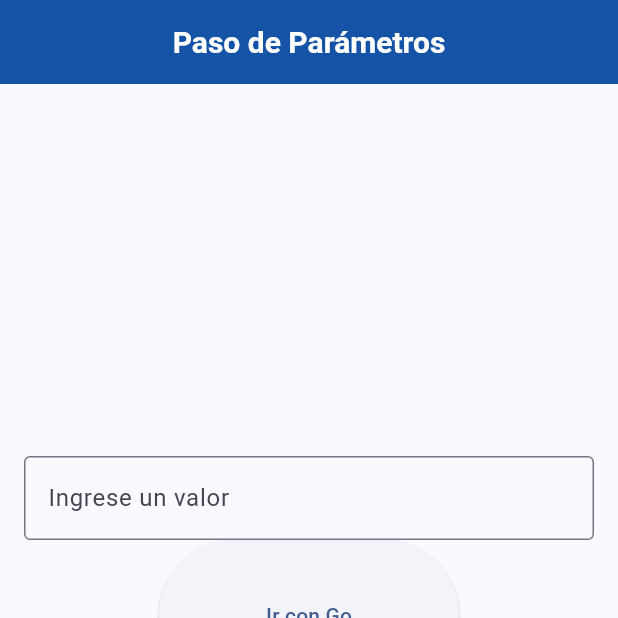
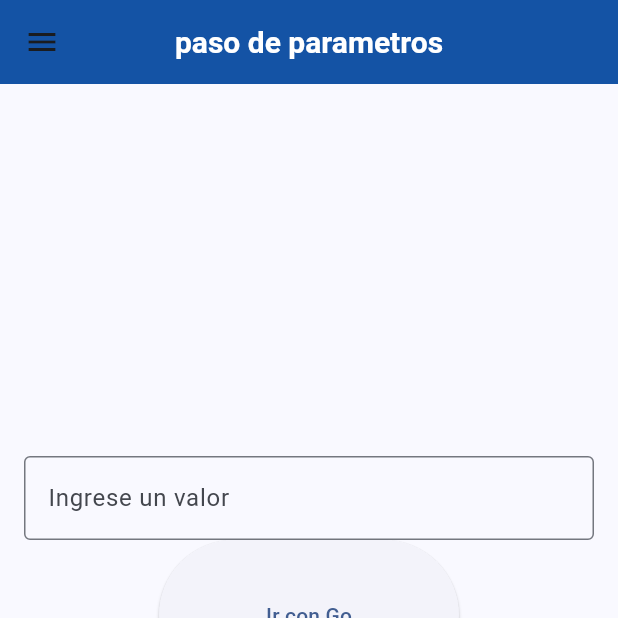
Before and after one commit to dduranuceva/hola_mundo, a Flutter app: the PasoParametrosScreen screen opened by its route, on a phone screen of 412 x 824 dp, the top half of it. Run offline on Flutter 3.47's test engine with Material 3 defaults, Android fonts, the phone set to English and light mode, and no system bars; our stand-ins replace go_router.

Commit message:
fix: Actualiza PasoParametrosScreen para incluir nuevas vistas y mejorar la estructura del código.

```diff
--- a/lib/views/paso_parametros/paso_parametros_screen.dart
+++ b/lib/views/paso_parametros/paso_parametros_screen.dart
@@ -1,5 +1,8 @@
 import 'package:flutter/material.dart';
 import 'package:go_router/go_router.dart';
+import 'package:hola_mundo/views/base_view.dart';
+import 'package:hola_mundo/views/custom_drawer.dart';
+import 'package:hola_mundo/views/paso_parametros/detalle_screen.dart';
 
 /// !PasoParametrosScreen - Pantalla de Paso de Parámetros
 /// es una vista/screen que permite ingresar un valor
@@ -20,7 +23,8 @@ class PasoParametrosScreen extends StatefulWidget {
 class PasoParametrosScreenState extends State<PasoParametrosScreen> {
   /// Controlador para capturar el texto ingresado en el TextField
   /// *se utiliza textEditingController para poder capturar el valor del campo de texto
-  final TextEditingController controller = TextEditingController();
+  final TextEditingController controller =
+      TextEditingController(); //!controlador para capturar el texto ingresado en el TextField
   @override
   void dispose() {
     controller.dispose(); // Liberamos la memoria del controlador
@@ -52,8 +56,8 @@ class PasoParametrosScreenState extends State<PasoParametrosScreen> {
   @override
   // *build es un metodo que retorna un widget
   Widget build(BuildContext context) {
-    return Scaffold(
-      appBar: AppBar(title: const Text('Paso de Parámetros')),
+    return BaseView(
+      title: "paso de parametros",
       body: Padding(
         padding: const EdgeInsets.all(16.0),
         child: Column(
```
